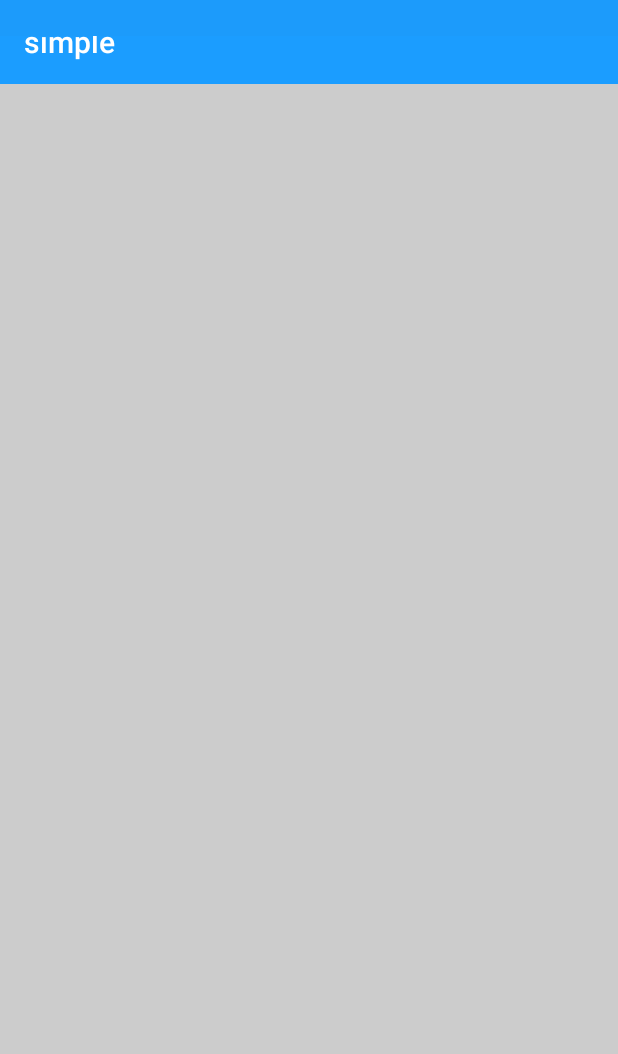
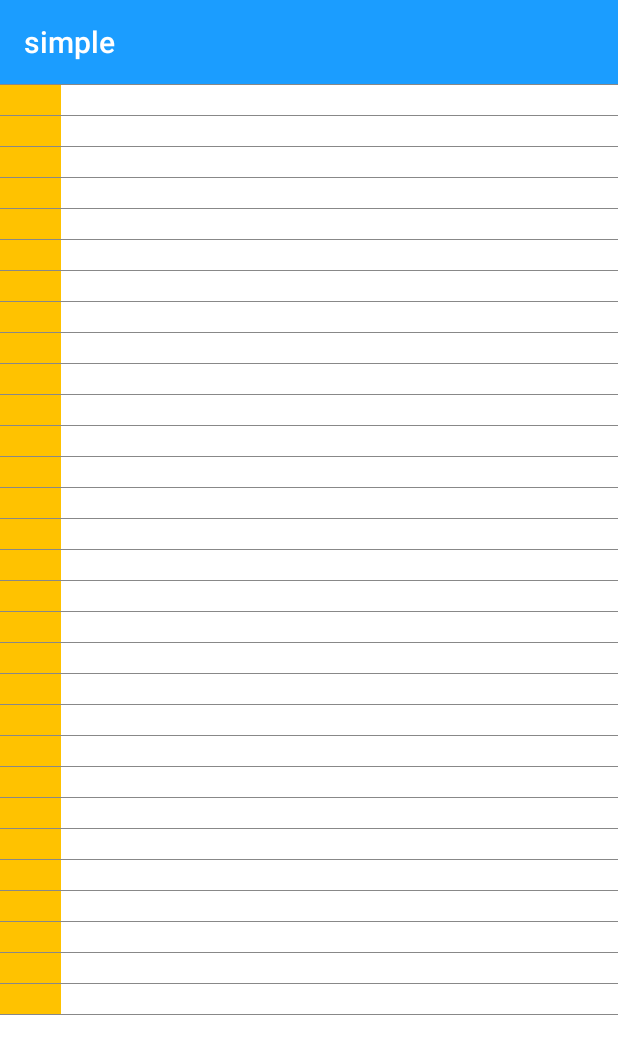
Before and after one commit to yocn/combination, an Android app: the ParabolaViewAct screen opened directly, with no data from a screen before it, on a phone screen of 412 x 824 dp. Shown: the top 1054 px of the screen. Run offline under Robolectric (Android 15) with nearby library versions, the phone set to English and light mode, and no system bars.

Commit message:
modify for Pull2RefreshListView

```diff
--- a/app/src/main/java/yocn/com/collection/BaseActivity.java
+++ b/app/src/main/java/yocn/com/collection/BaseActivity.java
@@ -1,11 +1,16 @@
 package yocn.com.collection;
 
+import android.os.Build;
 import android.os.Bundle;
 import android.os.PersistableBundle;
 import android.support.annotation.LayoutRes;
 import android.support.v7.app.ActionBarActivity;
 import android.support.v7.widget.Toolbar;
 import android.view.View;
+import android.view.Window;
+import android.view.WindowManager;
+
+import yocn.com.collection.utils.SystemBarTintManager;
 
 /**
  * Created by Yocn on 2015/12/2 0002.
@@ -30,4 +35,5 @@ public class BaseActivity extends ActionBarActivity {
         setSupportActionBar(toolbar);
         super.setContentView(view);
     }
+
 }
--- a/app/src/main/java/yocn/com/collection/ParabolaViewAct.java
+++ b/app/src/main/java/yocn/com/collection/ParabolaViewAct.java
@@ -1,43 +1,22 @@
 package yocn.com.collection;
 
-import android.annotation.SuppressLint;
-import android.annotation.TargetApi;
-import android.graphics.Color;
-import android.os.Build;
 import android.os.Bundle;
-import android.support.v7.app.ActionBarActivity;
-import android.view.Window;
-import android.view.WindowManager;
+import android.widget.ListView;
 
-import yocn.com.collection.utils.SystemBarTintManager;
+import yocn.com.collection.adapter.BarChartAdapter;
+import yocn.com.collection.adapter.ParaListAdapter;
 
 public class ParabolaViewAct extends BaseActivity {
+    ListView lv_chart;
 
-    @SuppressLint("NewApi")
     @Override
     protected void onCreate(Bundle savedInstanceState) {
         super.onCreate(savedInstanceState);
         setContentView(getLayoutInflater().inflate(R.layout.activity_parabola, null));
-        if (Build.VERSION.SDK_INT >= Build.VERSION_CODES.KITKAT) {
-            setTranslucentStatus(true);
-        }
-        SystemBarTintManager tintManager = new SystemBarTintManager(this);
-        tintManager.setStatusBarTintEnabled(true);
-        tintManager.setNavigationBarTintEnabled(true);
-        int color = Color.argb(255, 28, 155, 251);
-        tintManager.setTintColor(color);
+
+        lv_chart = (ListView) findViewById(R.id.lv_chart);
+        BarChartAdapter adapter = new BarChartAdapter(this);
+        lv_chart.setAdapter(adapter);
     }
 
-    @TargetApi(19)
-    private void setTranslucentStatus(boolean on) {
-        Window win = getWindow();
-        WindowManager.LayoutParams winParams = win.getAttributes();
-        final int bits = WindowManager.LayoutParams.FLAG_TRANSLUCENT_STATUS;
-        if (on) {
-            winParams.flags |= bits;
-        } else {
-            winParams.flags &= ~bits;
-        }
-        win.setAttributes(winParams);
-    }
 }
--- a/app/src/main/java/yocn/com/collection/view/ParabolaView.java
+++ b/app/src/main/java/yocn/com/collection/view/ParabolaView.java
@@ -19,13 +19,12 @@ import yocn.com.collection.utils.Logger;
 public class ParabolaView extends ImageView {
     private Path path2 = new Path();
     private Paint p = new Paint();
-    private float x;
     private float mWidth;
     private float baseY;
     private float deltaY;
     private float y;
-    private float limitY = 600;
-    private float mBaseHeight;
+    private float x;
+    private float limitY = 400;
 
     public ParabolaView(Context context) {
         super(context);
@@ -37,58 +36,67 @@ public class ParabolaView extends ImageView {
 
     public ParabolaView(Context context, AttributeSet attrs) {
         super(context, attrs);
+//        limitY = DisplayUtils.Dp2Px(context, 200);
         mWidth = DisplayUtils.getScreenWidth(context);
-        mBaseHeight = DisplayUtils.getScreenHeight(context) / 2;
-        p.setColor(Color.BLUE);
+        p.setColor(Color.rgb(27, 157, 255));
         p.setAntiAlias(true);
         p.setStrokeWidth(10);
         path2.moveTo(0, 0);// 设置Path的起点
         path2.quadTo(mWidth / 2, 0, mWidth, 0); // 设置贝塞尔曲线的控制点坐标和终点坐标
+        Logger.d("---" + limitY);
     }
 
     @Override
     public boolean onTouchEvent(MotionEvent event) {
         switch (event.getAction()) {
             case MotionEvent.ACTION_DOWN:
-                baseY = event.getY();
+                actionDown(event);
                 break;
             case MotionEvent.ACTION_UP:
-                Logger.d("ACTION_UP----" + y);
+                actionUp();
+                break;
+            case MotionEvent.ACTION_MOVE:
+                actionMove(event);
+                break;
+        }
+        return true;
+    }
+
+    public void actionDown(MotionEvent event) {
+        baseY = event.getY();
+    }
+
+    public void actionUp() {
         while (deltaY >= 0) {
-//                    try {
-//                        Thread.sleep(5);
-//                    } catch (InterruptedException e) {
-//                    }
             deltaY = deltaY - 13;
-                    Logger.d("yy----" + deltaY);
             path2.reset();
             path2.moveTo(0, 0);// 设置Path的起点
             path2.quadTo(mWidth / 2, deltaY, mWidth, 0); // 设置贝塞尔曲线的控制点坐标和终点坐标
             invalidate();
         }
-                break;
-            case MotionEvent.ACTION_MOVE:
+    }
+
+    public void actionMove(MotionEvent event) {
         y = event.getY();
+        x = event.getX();
+        x = (x < mWidth / 4) ? mWidth / 4 : x;
+        x = (x > 3 * mWidth / 4) ? mWidth * 3 / 4 : x;
         deltaY = y - baseY;
+        Logger.d("-----" + deltaY);
         deltaY = deltaY < limitY ? deltaY : limitY;
         path2.reset();
-                path2.moveTo(0, 0);// 设置Path的起点
-                path2.quadTo(mWidth / 2, deltaY, mWidth, 0); // 设置贝塞尔曲线的控制点坐标和终点坐标
+        path2.moveTo(0, limitY - deltaY);// 设置Path的起点
+        path2.quadTo(x, limitY, mWidth, limitY - deltaY); // 设置贝塞尔曲线的控制点坐标和终点坐标
         invalidate();
-                break;
-        }
-        return true;
     }
 
     @Override
     protected void onDraw(Canvas canvas) {
         super.onDraw(canvas);
-        Logger.d("onDraw");
-        p.setColor(Color.BLUE);
+        p.setColor(Color.rgb(27, 157, 255));
         p.setAntiAlias(true);
         p.setStrokeWidth(10);
         canvas.drawPath(path2, p);// 画出贝塞尔曲线
     }
 
-
 }
--- /dev/null
+++ b/app/src/main/java/yocn/com/collection/view/Pull2RefreshList.java
@@ -0,0 +1,131 @@
+package yocn.com.collection.view;
+
+import android.content.Context;
+import android.graphics.drawable.Drawable;
+import android.util.AttributeSet;
+import android.view.LayoutInflater;
+import android.view.MotionEvent;
+import android.view.View;
+import android.view.ViewGroup;
+import android.widget.LinearLayout;
+import android.widget.ListView;
+
+import yocn.com.collection.R;
+import yocn.com.collection.utils.Logger;
+
+/**
+ * Created by Yocn on 2015/12/7 0007.
+ */
+public class Pull2RefreshList extends ListView {
+
+    private LayoutInflater mInflater;
+    private Context context;
+    private LinearLayout mHeaderView;
+    private ParabolaView mParabolaView;
+    private boolean isRefresh = false;
+    private float startY;
+    private float currentY;
+    private float deltaY = 0;
+    private int mHeadViewHeight;
+    private OnFreshListener mOnFreshListener;
+
+    public Pull2RefreshList(Context context) {
+        super(context);
+        this.context = context;
+        init();
+    }
+
+    public Pull2RefreshList(Context context, AttributeSet attrs) {
+        super(context, attrs);
+        this.context = context;
+        init();
+    }
+
+    public Pull2RefreshList(Context context, AttributeSet attrs, int defStyleAttr) {
+        super(context, attrs, defStyleAttr);
+        this.context = context;
+        init();
+    }
+
+    private void init() {
+        mInflater = LayoutInflater.from(context);
+        addHeaderView();
+    }
+
+    public void setmOnFreshListener(OnFreshListener mOnFreshListener) {
+        this.mOnFreshListener = mOnFreshListener;
+    }
+
+    public interface OnFreshListener {
+        public void refresh();
+    }
+
+    /**
+     * init headerView
+     */
+    private void addHeaderView() {
+        mHeaderView = (LinearLayout) mInflater.inflate(R.layout.header_parabola, null);
+        mParabolaView = (ParabolaView) mHeaderView.findViewById(R.id.pv);
+        measureView(mHeaderView);
+        mHeadViewHeight = mHeaderView.getMeasuredHeight();
+        mHeaderView.setPadding(0, -1 * mHeadViewHeight, 0, 0);
+        mHeaderView.invalidate();
+        addHeaderView(mHeaderView);
+    }
+
+    @Override
+    protected void onMeasure(int widthMeasureSpec, int heightMeasureSpec) {
+        super.onMeasure(widthMeasureSpec, heightMeasureSpec);
+    }
+
+    @Override
+    public boolean onTouchEvent(MotionEvent ev) {
+        switch (ev.getAction()) {
+            case MotionEvent.ACTION_DOWN:
+                startY = ev.getY();
+                mParabolaView.actionDown(ev);
+                break;
+            case MotionEvent.ACTION_UP:
+                mHeaderView.setPadding(0, (-1 * mHeadViewHeight), 0, 0);
+                mParabolaView.actionUp();
+                break;
+            case MotionEvent.ACTION_MOVE:
+                currentY = ev.getY();
+                deltaY = currentY - startY;
+                if (deltaY >= mHeadViewHeight) {
+                    deltaY = mHeadViewHeight;
+                }
+                Logger.d("--delatY--)" + deltaY);
+                Logger.d("--mHeadViewHeight--)" + mHeadViewHeight);
+                mHeaderView.setPadding(0, (int) (-1 * mHeadViewHeight + deltaY), 0, 0);
+                mParabolaView.actionMove(ev);
+                break;
+        }
+        return super.onTouchEvent(ev);
+    }
+
+    /**
+     * 测量HeadView宽高(注意：此方法仅适用于LinearLayout，请读者自己测试验证。)
+     *
+     * @param pChild
+     * @date 2013-11-20 下午4:12:07
+     * @change JohnWatson
+     * @version 1.0
+     */
+    private void measureView(View pChild) {
+        ViewGroup.LayoutParams p = pChild.getLayoutParams();
+        if (p == null) {
+            p = new ViewGroup.LayoutParams(ViewGroup.LayoutParams.MATCH_PARENT, ViewGroup.LayoutParams.WRAP_CONTENT);
+        }
+        int childWidthSpec = ViewGroup.getChildMeasureSpec(0, 0 + 0, p.width);
+        int lpHeight = p.height;
+
+        int childHeightSpec;
+        if (lpHeight > 0) {
+            childHeightSpec = MeasureSpec.makeMeasureSpec(lpHeight, MeasureSpec.EXACTLY);
+        } else {
+            childHeightSpec = MeasureSpec.makeMeasureSpec(0, MeasureSpec.UNSPECIFIED);
+        }
+        pChild.measure(childWidthSpec, childHeightSpec);
+    }
+}
--- a/app/src/main/res/layout/activity_parabola.xml
+++ b/app/src/main/res/layout/activity_parabola.xml
@@ -7,12 +7,25 @@
         android:id="@+id/toolbar"
         layout="@layout/toolbar" />
 
-    <yocn.com.collection.view.ParabolaView
-        android:id="@+id/cv_chart"
-        android:layout_width="fill_parent"
-        android:layout_height="fill_parent"
-        android:layout_below="@id/toolbar"
-        android:layout_centerInParent="true"
-        android:background="#cccccc"/>
+    <FrameLayout
+        android:layout_width="match_parent"
+        android:layout_height="match_parent"
+        android:layout_below="@id/toolbar">
+
+        <yocn.com.collection.view.ParabolaView
+            android:id="@+id/para"
+            android:layout_width="fill_parent"
+            android:layout_height="fill_parent" />
+
+        <yocn.com.collection.view.Pull2RefreshList
+            android:id="@+id/lv_chart"
+            android:layout_width="fill_parent"
+            android:background="#ffffff"
+            android:divider="#888888"
+            android:overScrollMode="never"
+            android:dividerHeight="1px"
+            android:layout_height="fill_parent" />
+    </FrameLayout>
+
 
 </RelativeLayout>
--- a/build.gradle
+++ b/build.gradle
@@ -5,7 +5,7 @@ buildscript {
         jcenter()
     }
     dependencies {
-        classpath 'com.android.tools.build:gradle:2.0.0-alpha1'
+        classpath 'com.android.tools.build:gradle:2.0.0-alpha2'
 
         // NOTE: Do not place your application dependencies here; they belong
         // in the individual module build.gradle files
```
Also changed, not shown: app/src/main/java/yocn/com/collection/adapter/ParaListAdapter.java (added, +55 -0 lines), app/src/main/res/layout/header_parabola.xml (added, +14 -0 lines), app/src/main/res/layout/item_text.xml (added, +13 -0 lines). Lines whose indentation alone changed are shown as unchanged.
